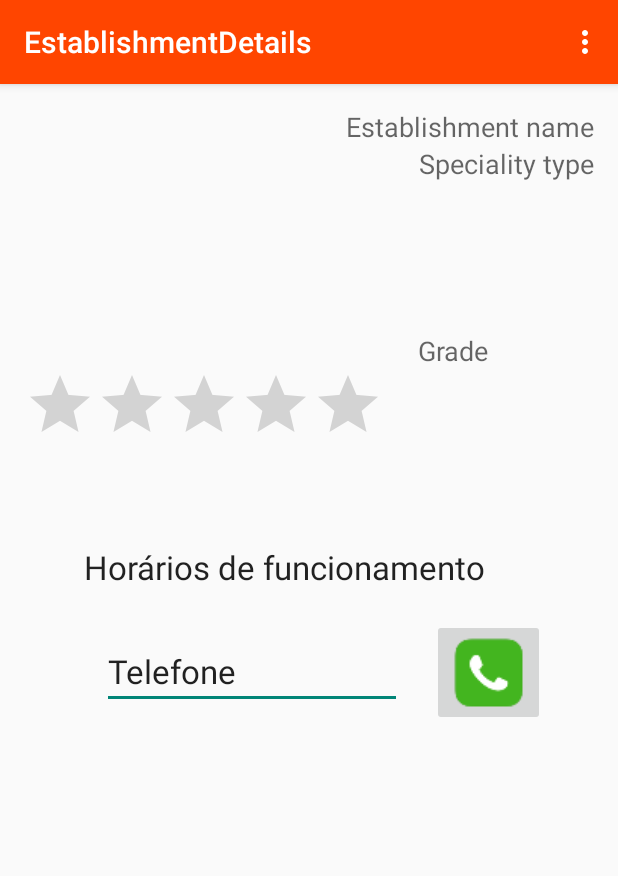
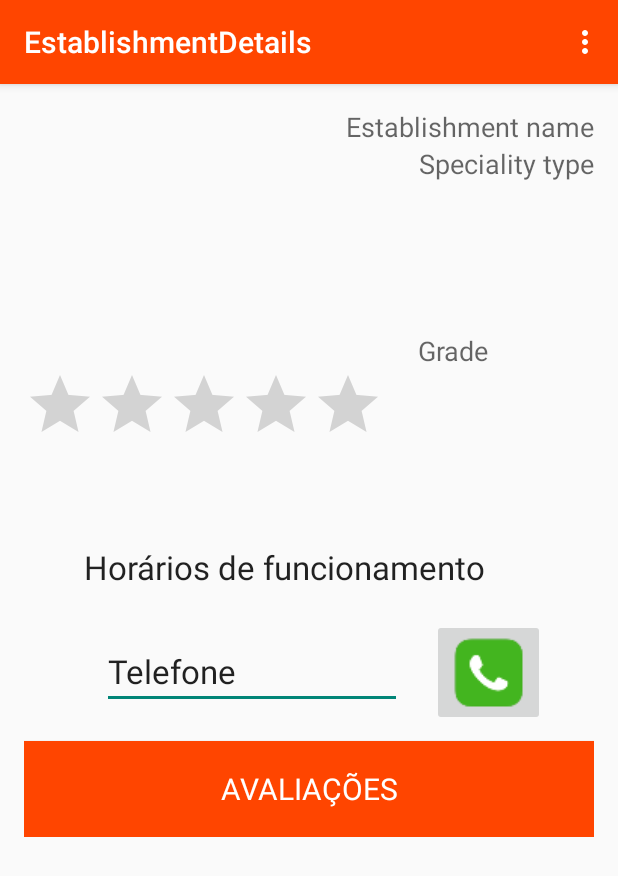
Before and after one commit to viniciusjs07/Find-Delivery, an Android app: the EstablishmentDetails screen opened directly, with no data from a screen before it, on a phone screen of 412 x 824 dp. Shown: the top 876 px of the screen. Run offline under Robolectric (Android 15) with nearby library versions, the phone set to English and light mode, and no system bars.

Commit message:
Modificando tela de detalhes de estabelecimento

```diff
--- a/FindDelivery/app/src/main/java/finddelivery/es/projeto/finddelivery/views/EstablishmentDetails.java
+++ b/FindDelivery/app/src/main/java/finddelivery/es/projeto/finddelivery/views/EstablishmentDetails.java
@@ -1,13 +1,18 @@
 package finddelivery.es.projeto.finddelivery.views;
 
+import android.content.Intent;
 import android.support.v7.app.ActionBarActivity;
 import android.os.Bundle;
 import android.view.Menu;
 import android.view.MenuItem;
+import android.view.View;
+import android.widget.Button;
 
 import finddelivery.es.projeto.finddelivery.R;
 
 public class EstablishmentDetails extends ActionBarActivity {
+
+    private Button btnAvaliacoes;
 
     @Override
     protected void onCreate(Bundle savedInstanceState) {
@@ -19,7 +24,20 @@ public class EstablishmentDetails extends ActionBarActivity {
     public boolean onCreateOptionsMenu(Menu menu) {
         // Inflate the menu; this adds items to the action bar if it is present.
         getMenuInflater().inflate(R.menu.menu_establishment_details, menu);
+
+        btnAvaliacoes = (Button) findViewById(R.id.btnAvaliacoes);
+
+        btnAvaliacoes.setOnClickListener(new View.OnClickListener() {
+            public void onClick(View v) {
+                Intent it = new Intent();
+                it.setClass(EstablishmentDetails.this,
+                        EvaluationEstablishmentActivity.class);
+                startActivity(it);
+                finish();
+            }
+        });
         return true;
+
     }
 
     @Override
--- a/FindDelivery/app/src/main/res/layout/activity_establishment_details.xml
+++ b/FindDelivery/app/src/main/res/layout/activity_establishment_details.xml
@@ -127,7 +127,18 @@
 
                 </LinearLayout>
             </LinearLayout>
-
+            <Button
+                android:layout_width="match_parent"
+                android:layout_height="64dp"
+                android:text="Avaliações"
+                android:id="@+id/btnAvaliacoes"
+                android:layout_gravity="center_horizontal|bottom"
+                android:background="@color/orange"
+                android:textColor="@color/white"
+                android:textSize="20dp"
+                android:fontFamily="Arial"/>
         </LinearLayout>
     </ScrollView>
+
+
 </FrameLayout>
```
